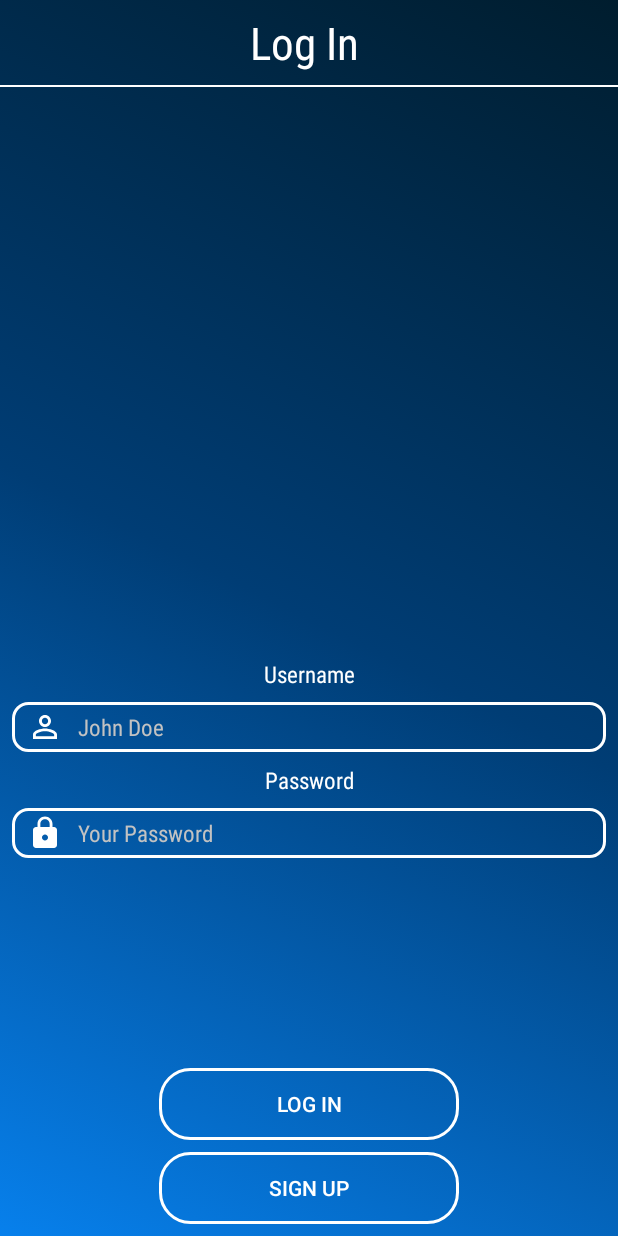
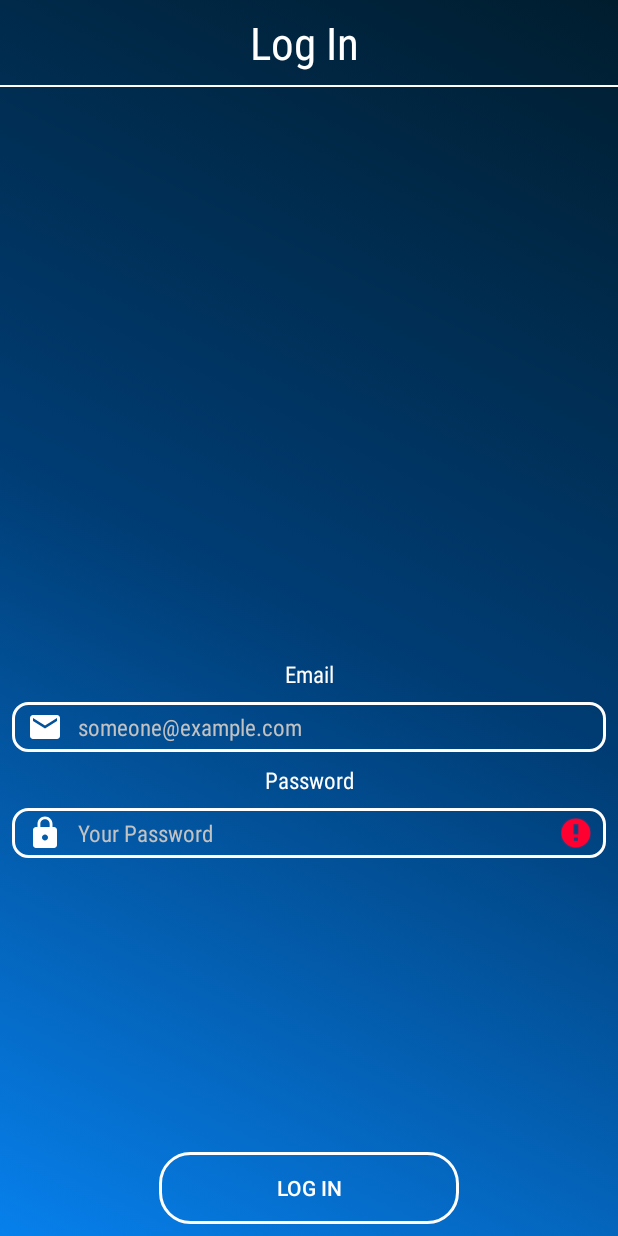
Before and after one commit to BogdanVM/restaurant-admin, an Android app: the screen it shows after launch (MainActivity), after a tap on "LOG IN", on a phone screen of 412 x 824 dp. Run offline under Robolectric (Android 15) with nearby library versions, the phone set to English and light mode, and no system bars; our stand-ins replace Firebase (no records; nobody signed in at launch, a user with empty details on screens opened directly).

```diff
--- a/RestaurantAdmin/app/src/main/AndroidManifest.xml
+++ b/RestaurantAdmin/app/src/main/AndroidManifest.xml
@@ -9,7 +9,8 @@
         android:roundIcon="@mipmap/ic_launcher_round"
         android:supportsRtl="true"
         android:theme="@style/AppTheme">
-        <activity android:name=".SignUpActivity"/>
+        <activity android:name=".MainMenu"></activity>
+        <activity android:name=".SignUpActivity" />
         <activity android:name=".MainActivity">
             <intent-filter>
                 <action android:name="android.intent.action.MAIN" />
--- a/RestaurantAdmin/app/src/main/java/com/gr232/restaurantadmin/MainActivity.java
+++ b/RestaurantAdmin/app/src/main/java/com/gr232/restaurantadmin/MainActivity.java
@@ -9,15 +9,18 @@ import android.support.v7.app.AppCompatActivity;
 import android.view.View;
 import android.widget.Button;
 import android.widget.EditText;
-import android.widget.Toast;
+
+import com.google.firebase.auth.FirebaseUser;
+import com.google.firebase.firestore.FirebaseFirestore;
+import com.gr232.restaurantadmin.auth.UserAuth;
+import com.gr232.restaurantadmin.models.InvalidCredentialsException;
 
 public class MainActivity extends AppCompatActivity {
 
-    private EditText mUserNameEditTxt;
+    private EditText mEmailEditTxt;
     private EditText mPwdEditTxt;
-
     private Button mLoginBtn;
-    private Button mSignUpBtn;
+    private UserAuth mUserAuth;
 
     @Override
     protected void onCreate(@Nullable Bundle savedInstanceState) {
@@ -29,27 +32,53 @@ public class MainActivity extends AppCompatActivity {
         setButtonClickEvents();
     }
 
+    @Override
+    protected void onStart() {
+        super.onStart();
+
+        FirebaseUser user = mUserAuth.getLoggedUser();
+        getSignedUser(user);
+    }
+
+    private void getSignedUser(FirebaseUser user) {
+        if (user != null) {
+            Intent intent = new Intent(MainActivity.this, MainMenu.class);
+            intent.putExtra("user", user);
+
+            startActivity(intent);
+            finish();
+        }
+    }
+
     private void setButtonClickEvents() {
         mLoginBtn.setOnClickListener(new View.OnClickListener() {
             @Override
             public void onClick(View v) {
-            }
-        });
+                String email = mEmailEditTxt.getText().toString().trim();
+                String password = mPwdEditTxt.getText().toString().trim();
 
-        mSignUpBtn.setOnClickListener(new View.OnClickListener() {
-            @Override
-            public void onClick(View v) {
-                startActivity(new Intent(MainActivity.this, SignUpActivity.class));
+                try {
+                    FirebaseUser user = mUserAuth.signInUser(email, password);
+                    getSignedUser(user);
+
+                } catch (InvalidCredentialsException e) {
+                    mEmailEditTxt.setText("");
+                    mPwdEditTxt.setText("");
+
+                    mPwdEditTxt.setError("Incorrect email or password");
+                }
             }
         });
     }
 
+
     private void initViews() {
         mLoginBtn = findViewById(R.id.loginBtn);
-        mSignUpBtn = findViewById(R.id.signupBtn);
 
-        mUserNameEditTxt = findViewById(R.id.usernameEditTxt);
+        mEmailEditTxt = findViewById(R.id.mailEditTxtLogIn);
         mPwdEditTxt = findViewById(R.id.pwdEditTxt);
+
+        mUserAuth = new UserAuth(getApplicationContext());
     }
 
     private void startAnimation() {
@@ -60,6 +89,4 @@ public class MainActivity extends AppCompatActivity {
         animationDrawable.setExitFadeDuration(3500);
         animationDrawable.start();
     }
-
-
 }
--- /dev/null
+++ b/RestaurantAdmin/app/src/main/java/com/gr232/restaurantadmin/auth/UserAuth.java
@@ -0,0 +1,41 @@
+package com.gr232.restaurantadmin.auth;
+
+import android.content.Context;
+import android.support.annotation.NonNull;
+
+import com.google.android.gms.tasks.OnCompleteListener;
+import com.google.android.gms.tasks.Task;
+import com.google.firebase.auth.AuthResult;
+import com.google.firebase.auth.FirebaseAuth;
+import com.google.firebase.auth.FirebaseUser;
+import com.gr232.restaurantadmin.models.InvalidCredentialsException;
+
+public class UserAuth {
+    private FirebaseAuth mAuth;
+    private Context mContext;
+
+    public UserAuth(Context context) {
+        this.mAuth = FirebaseAuth.getInstance();
+        this.mContext = context;
+    }
+
+    public FirebaseUser getLoggedUser() {
+        return mAuth.getCurrentUser();
+    }
+
+    public FirebaseUser signInUser(String email, String password) throws InvalidCredentialsException {
+        if (!email.isEmpty()) {
+            if (!password.isEmpty()) {
+                mAuth.signInWithEmailAndPassword(email, password);
+            }
+        }
+
+        FirebaseUser user = mAuth.getCurrentUser();
+        if (user == null) {
+            throw new InvalidCredentialsException();
+        }
+
+        return user;
+
+    }
+}
--- a/RestaurantAdmin/app/src/main/java/com/gr232/restaurantadmin/models/Employee.java
+++ b/RestaurantAdmin/app/src/main/java/com/gr232/restaurantadmin/models/Employee.java
@@ -6,6 +6,12 @@ public abstract class Employee extends User {
     protected Double salary;
     protected Calendar hireDate;
 
+    public Employee(String userId, String firstName, String lastName, String photo,
+                    Double salary, Calendar hireDate) {
+        super(userId, firstName, lastName, photo);
+        this.salary = salary;
+        this.hireDate = hireDate;
+    }
 
     public Double getSalary() {
         return salary;
--- /dev/null
+++ b/RestaurantAdmin/app/src/main/java/com/gr232/restaurantadmin/models/InvalidCredentialsException.java
@@ -0,0 +1,11 @@
+package com.gr232.restaurantadmin.models;
+
+public class InvalidCredentialsException extends Exception {
+
+    public InvalidCredentialsException() {
+    }
+
+    public InvalidCredentialsException(String message) {
+        super(message);
+    }
+}
--- a/RestaurantAdmin/app/src/main/res/layout/activity_main.xml
+++ b/RestaurantAdmin/app/src/main/res/layout/activity_main.xml
@@ -41,17 +41,17 @@
         android:layout_marginRight="8dp"
 
         android:layout_marginBottom="8dp"
-        android:text="@string/username_text"
+        android:text="@string/email_label"
         android:textColor="#FFFFFF"
         android:textSize="@dimen/font_size"
         app:fontFamily="@string/font_family_1"
-        app:layout_constraintBottom_toTopOf="@+id/usernameEditTxt"
+        app:layout_constraintBottom_toTopOf="@+id/mailEditTxtLogIn"
         app:layout_constraintEnd_toEndOf="parent"
         app:layout_constraintStart_toStartOf="parent"
         app:layout_constraintVertical_chainStyle="packed" />
 
     <EditText
-        android:id="@+id/usernameEditTxt"
+        android:id="@+id/mailEditTxtLogIn"
         android:layout_width="0dp"
         android:layout_height="wrap_content"
 
@@ -62,11 +62,11 @@
 
         android:layout_marginBottom="8dp"
         android:background="@drawable/rounded_edittext"
-        android:drawableStart="@drawable/ic_person_white"
-        android:drawableLeft="@drawable/ic_person_white"
+        android:drawableStart="@drawable/ic_mail"
+        android:drawableLeft="@drawable/ic_mail"
 
         android:drawablePadding="10dp"
-        android:hint="@string/username_hint"
+        android:hint="@string/email_hint"
         android:inputType="textPersonName"
         android:textColor="@android:color/white"
         android:textColorHint="@color/greyHintColor"
@@ -106,7 +106,7 @@
         android:layout_marginEnd="8dp"
         android:layout_marginRight="8dp"
 
-        android:layout_marginBottom="140dp"
+        android:layout_marginBottom="196dp"
         android:background="@drawable/rounded_edittext"
         android:drawableStart="@drawable/ic_lock"
         android:drawableLeft="@drawable/ic_lock"
@@ -121,7 +121,7 @@
         app:fontFamily="@string/font_family_1"
         app:layout_constraintBottom_toTopOf="@+id/loginBtn"
         app:layout_constraintEnd_toEndOf="parent"
-        app:layout_constraintHorizontal_bias="1.0"
+        app:layout_constraintHorizontal_bias="0.0"
         app:layout_constraintStart_toStartOf="parent" />
 
     <Button
@@ -136,22 +136,6 @@
         android:background="@drawable/rounded_button"
         android:text="@string/log_in_text"
         android:textColor="@color/whiteColor"
-        app:layout_constraintBottom_toTopOf="@+id/signupBtn"
-        app:layout_constraintEnd_toEndOf="parent"
-        app:layout_constraintStart_toStartOf="parent" />
-
-    <Button
-        android:id="@+id/signupBtn"
-        android:layout_width="200dp"
-        android:layout_height="wrap_content"
-        android:layout_marginStart="8dp"
-        android:layout_marginLeft="8dp"
-        android:layout_marginEnd="8dp"
-        android:layout_marginRight="8dp"
-        android:layout_marginBottom="8dp"
-        android:background="@drawable/rounded_button"
-        android:text="@string/sign_up"
-        android:textColor="@color/whiteColor"
         app:layout_constraintBottom_toBottomOf="parent"
         app:layout_constraintEnd_toEndOf="parent"
         app:layout_constraintStart_toStartOf="parent" />
--- a/RestaurantAdmin/app/src/main/res/values/styles.xml
+++ b/RestaurantAdmin/app/src/main/res/values/styles.xml
@@ -8,4 +8,10 @@
         <item name="colorAccent">@color/colorAccent</item>
     </style>
 
+    <style name="CustomActivityTransitions" parent="android:Animation.Activity">
+        <item name="android:activityOpenEnterAnimation">@anim/slide_left_in</item>
+        <item name="android:activityOpenExitAnimation">@anim/slide_right_out</item>
+        <item name="android:activityCloseEnterAnimation">@anim/slide_right_in</item>
+        <item name="android:activityCloseExitAnimation">@anim/slide_left_out</item>
+    </style>
 </resources>
--- a/RestaurantAdmin/build.gradle
+++ b/RestaurantAdmin/build.gradle
@@ -10,6 +10,7 @@ buildscript {
     dependencies {
         classpath 'com.android.tools.build:gradle:3.3.2'
         classpath "org.jetbrains.kotlin:kotlin-gradle-plugin:$kotlin_version"
+        classpath 'com.google.gms:google-services:4.2.0'
 
         // NOTE: Do not place your application dependencies here; they belong
         // in the individual module build.gradle files
```
Also changed, not shown: RestaurantAdmin/app/build.gradle (+10 -0 lines), RestaurantAdmin/app/src/main/java/com/gr232/restaurantadmin/MainMenu.java (added, +13 -0 lines), RestaurantAdmin/app/src/main/java/com/gr232/restaurantadmin/models/Admin.java (added, +13 -0 lines), RestaurantAdmin/app/src/main/java/com/gr232/restaurantadmin/models/EmployeeFactory.java (added, +22 -0 lines), RestaurantAdmin/app/src/main/java/com/gr232/restaurantadmin/models/User.java (+10 -20 lines), RestaurantAdmin/app/src/main/java/com/gr232/restaurantadmin/models/Waiter.java (+7 -0 lines), RestaurantAdmin/app/src/main/res/anim/slide_left_in.xml (added, +8 -0 lines), RestaurantAdmin/app/src/main/res/anim/slide_left_out.xml (added, +8 -0 lines), RestaurantAdmin/app/src/main/res/anim/slide_right_in.xml (added, +8 -0 lines), RestaurantAdmin/app/src/main/res/anim/slide_right_out.xml (added, +8 -0 lines), RestaurantAdmin/app/src/main/res/layout/activity_main_menu.xml (added, +9 -0 lines), 1141 other files.
